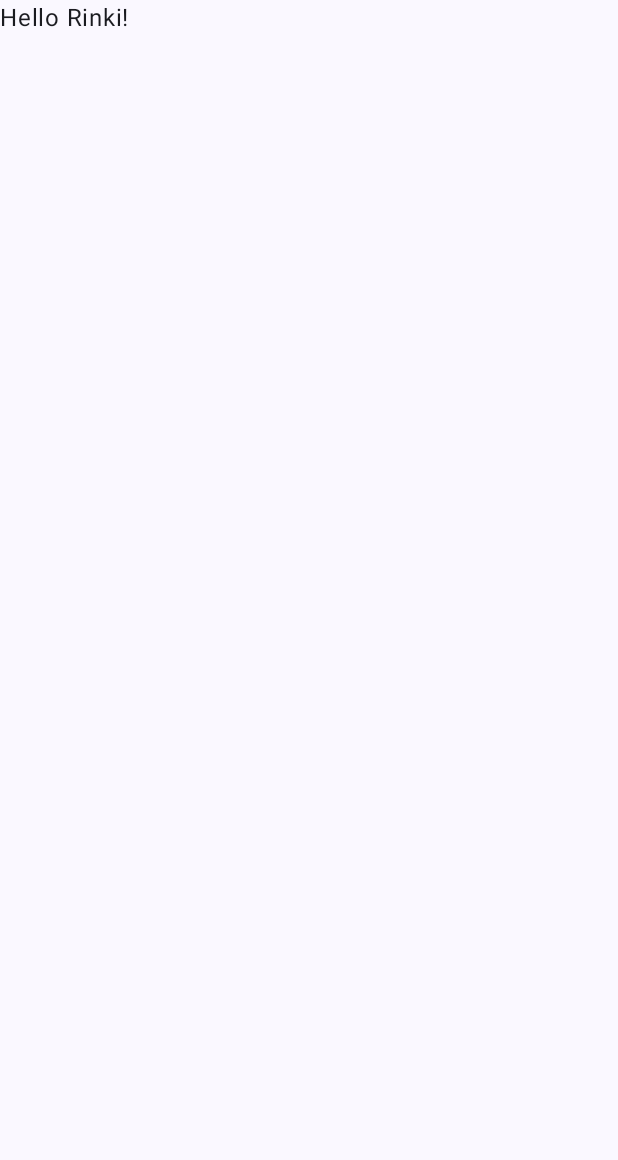
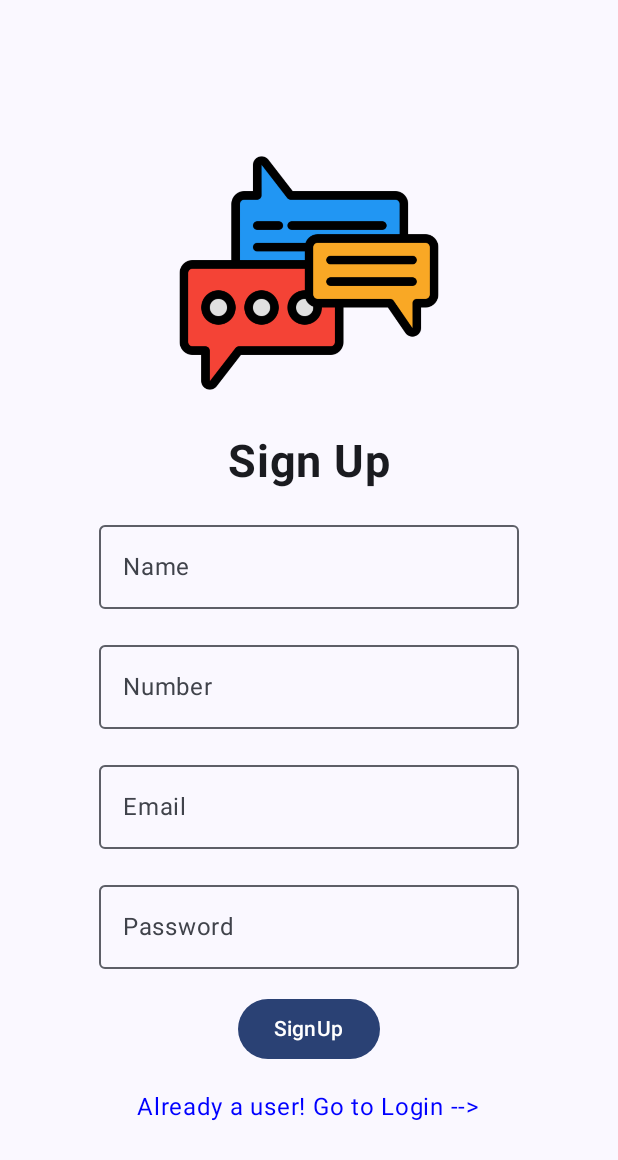
Before and after one commit to Algo-Master/Gal-Golpo, an Android app built with Jetpack Compose: the screen it shows after launch (MainActivity), on a phone screen of 412 x 824 dp. Before the commit the part shown is almost empty. Shown: the top 1160 px of the screen. Run offline under Robolectric (Android 15) with nearby library versions, the phone set to English and light mode, and no system bars; our stand-ins replace Dagger/Hilt's generated code.

```diff
--- a/app/build.gradle.kts
+++ b/app/build.gradle.kts
@@ -72,6 +72,7 @@ dependencies {
     // Dagger Hilt Dependencies
     implementation ("com.google.dagger:hilt-android:2.50")
     ksp ("com.google.dagger:hilt-compiler:2.50")
+    implementation ("androidx.hilt:hilt-navigation-compose:1.0.0")
 
     // For instrumentation tests
     androidTestImplementation  ("com.google.dagger:hilt-android-testing:2.50")
@@ -80,4 +81,8 @@ dependencies {
     // For local unit tests
     testImplementation ("com.google.dagger:hilt-android-testing:2.50")
     kspTest ("com.google.dagger:hilt-compiler:2.50")
+
+    // Navigation Controller
+    val nav_version = "2.7.6"
+    implementation ("androidx.navigation:navigation-compose:$nav_version")
 }
--- a/app/src/main/AndroidManifest.xml
+++ b/app/src/main/AndroidManifest.xml
@@ -8,6 +8,7 @@
         android:fullBackupContent="@xml/backup_rules"
         android:icon="@mipmap/ic_launcher"
         android:label="@string/app_name"
+        android:name=".GGApplication"
         android:roundIcon="@mipmap/ic_launcher_round"
         android:supportsRtl="true"
         android:theme="@style/Theme.GalGolpo"
--- a/app/src/main/java/com/example/galgolpo/GGApplication.kt
+++ b/app/src/main/java/com/example/galgolpo/GGApplication.kt
@@ -1,8 +1,7 @@
 package com.example.galgolpo
 
+import android.app.Application
 import dagger.hilt.android.HiltAndroidApp
 
 @HiltAndroidApp
-class GGApplication {
-
-}
+class GGApplication : Application()
--- /dev/null
+++ b/app/src/main/java/com/example/galgolpo/GGViewModel.kt
@@ -0,0 +1,10 @@
+package com.example.galgolpo
+
+import androidx.lifecycle.ViewModel
+import dagger.hilt.android.lifecycle.HiltViewModel
+import javax.inject.Inject
+
+@HiltViewModel
+class GGViewModel @Inject constructor(): ViewModel() {
+
+}
--- a/app/src/main/java/com/example/galgolpo/MainActivity.kt
+++ b/app/src/main/java/com/example/galgolpo/MainActivity.kt
@@ -4,14 +4,17 @@ import android.os.Bundle
 import androidx.activity.ComponentActivity
 import androidx.activity.compose.setContent
 import androidx.compose.foundation.layout.fillMaxSize
-import androidx.compose.foundation.lazy.LazyColumn
-import androidx.compose.foundation.lazy.items
 import androidx.compose.material3.MaterialTheme
 import androidx.compose.material3.Surface
-import androidx.compose.material3.Text
 import androidx.compose.runtime.Composable
 import androidx.compose.ui.Modifier
 import androidx.compose.ui.tooling.preview.Preview
+import androidx.hilt.navigation.compose.hiltViewModel
+import androidx.navigation.compose.NavHost
+import androidx.navigation.compose.composable
+import androidx.navigation.compose.rememberNavController
+import com.example.galgolpo.Screens.LoginPage
+import com.example.galgolpo.Screens.SignUpPage
 import com.example.galgolpo.ui.theme.GalGolpoTheme
 
 sealed class DestinationPage(var route : String) {
@@ -40,17 +43,24 @@ class MainActivity : ComponentActivity() {
                     modifier = Modifier.fillMaxSize(),
                     color = MaterialTheme.colorScheme.background
                 ) {
-                    Greeting(name = "Rinki")
+                    ChatAppNavigation()
                 }
             }
         }
     }
 }
+@Preview
+@Composable
+fun ChatAppNavigation() {
 
-@Composable
-fun Greeting(name: String, modifier: Modifier = Modifier) {
-    Text(
-        text = "Hello $name!",
-        modifier = modifier
-    )
+    val navController = rememberNavController()
+    var vm = hiltViewModel<GGViewModel>()
+    NavHost(navController = navController, startDestination = DestinationPage.Signup.route){
+        composable(DestinationPage.Signup.route) {
+            SignUpPage(navController, vm)
+        }
+        composable(DestinationPage.Login.route) {
+            LoginPage(navController, vm)
+        }
+    }
 }
--- a/app/src/main/java/com/example/galgolpo/Screens/LoginPage.kt
+++ b/app/src/main/java/com/example/galgolpo/Screens/LoginPage.kt
@@ -1,8 +1,14 @@
 package com.example.galgolpo.Screens
 
+import androidx.compose.foundation.background
+import androidx.compose.material3.Text
 import androidx.compose.runtime.Composable
+import androidx.compose.ui.Modifier
+import androidx.compose.ui.graphics.Color
+import androidx.navigation.NavController
+import com.example.galgolpo.GGViewModel
 
 @Composable
-fun LoginPage() {
-
+fun LoginPage(navController: NavController, vm : GGViewModel) {
+    Text(text = "Hi, This is the login page", modifier = Modifier.background(Color.Cyan))
 }
--- a/app/src/main/java/com/example/galgolpo/Screens/SignUpPage.kt
+++ b/app/src/main/java/com/example/galgolpo/Screens/SignUpPage.kt
@@ -1,8 +1,134 @@
 package com.example.galgolpo.Screens
 
+import androidx.compose.foundation.Image
+import androidx.compose.foundation.clickable
+import androidx.compose.foundation.layout.Box
+import androidx.compose.foundation.layout.Column
+import androidx.compose.foundation.layout.fillMaxSize
+import androidx.compose.foundation.layout.padding
+import androidx.compose.foundation.layout.width
+import androidx.compose.foundation.layout.wrapContentHeight
+import androidx.compose.foundation.rememberScrollState
+import androidx.compose.foundation.verticalScroll
+import androidx.compose.material3.Button
+import androidx.compose.material3.ExperimentalMaterial3Api
+import androidx.compose.material3.OutlinedTextField
+import androidx.compose.material3.Text
 import androidx.compose.runtime.Composable
+import androidx.compose.runtime.mutableStateOf
+import androidx.compose.runtime.remember
+import androidx.compose.ui.Alignment
+import androidx.compose.ui.Modifier
+import androidx.compose.ui.graphics.Color
+import androidx.compose.ui.modifier.modifierLocalConsumer
+import androidx.compose.ui.platform.LocalFocusManager
+import androidx.compose.ui.res.painterResource
+import androidx.compose.ui.text.font.FontFamily
+import androidx.compose.ui.text.font.FontWeight
+import androidx.compose.ui.text.input.TextFieldValue
+import androidx.compose.ui.tooling.preview.Preview
+import androidx.compose.ui.unit.dp
+import androidx.compose.ui.unit.sp
+import androidx.hilt.navigation.compose.hiltViewModel
+import androidx.navigation.NavController
+import androidx.navigation.compose.rememberNavController
+import com.example.galgolpo.DestinationPage
+import com.example.galgolpo.GGViewModel
+import com.example.galgolpo.R
+import com.example.galgolpo.navigateTo
 
+@OptIn(ExperimentalMaterial3Api::class)
 @Composable
-fun SignUpPage() {
+fun SignUpPage(navController: NavController, vm: GGViewModel) {
 
+    Box(modifier = Modifier.fillMaxSize()) {
+        Column (
+            modifier = Modifier
+                .fillMaxSize()
+                .wrapContentHeight()
+                .verticalScroll(rememberScrollState()),
+            horizontalAlignment = Alignment.CenterHorizontally
+        ) {
+            Image(
+                painter = painterResource(id = R.drawable.chat_balloon), contentDescription = null,
+                modifier = Modifier
+                    .width(200.dp)
+                    .padding(top = 16.dp)
+                    .padding(8.dp)
+            )
+            Text(
+                text = "Sign Up",
+                fontSize = 30.sp,
+                fontFamily = FontFamily.SansSerif,
+                fontWeight = FontWeight.Bold,
+                modifier = Modifier.padding(8.dp)
+            )
+            val nameState = remember {
+                mutableStateOf(TextFieldValue())
+            }
+            val numberState = remember {
+                mutableStateOf(TextFieldValue())
+            }
+            val emailState = remember {
+                mutableStateOf(TextFieldValue())
+            }
+            val passwordState = remember {
+                mutableStateOf(TextFieldValue())
+            }
+            val focus = LocalFocusManager.current
+            OutlinedTextField(
+                value = nameState.value,
+                onValueChange = {
+                    nameState.value = it
+                },
+                label = { Text(text = "Name") },
+                modifier = Modifier.padding(8.dp)
+            )
+            OutlinedTextField(
+                value = numberState.value,
+                onValueChange = {
+                    numberState.value = it
+                },
+                label = { Text(text = "Number") },
+                modifier = Modifier.padding(8.dp)
+            )
+            OutlinedTextField(
+                value = emailState.value,
+                onValueChange = {
+                    emailState.value = it
+                },
+                label = { Text(text = "Email") },
+                modifier = Modifier.padding(8.dp)
+            )
+            OutlinedTextField(
+                value = passwordState.value,
+                onValueChange = {
+                    passwordState.value = it
+                },
+                label = { Text(text = "Password") },
+                modifier = Modifier.padding(8.dp)
+            )
+            Button(onClick = { /*TODO*/ },
+                modifier = Modifier.padding(8.dp)
+            ) {
+                Text(text = "SignUp")
+            }
+
+            Text(text = "Already a user! Go to Login -->",
+                color = Color.Blue,
+                modifier = Modifier.padding(8.dp)
+                    .clickable {
+                        navigateTo(navController, DestinationPage.Login.route)
+                    }
+                )
+        }
+    }
 }
+
+@Preview
+@Composable
+fun previewSignUpPage() {
+    val vim = hiltViewModel<GGViewModel>()
+    var nc = rememberNavController()
+    SignUpPage(navController = nc, vm = vim)
+}
--- a/app/src/main/java/com/example/galgolpo/ui/theme/Color.kt
+++ b/app/src/main/java/com/example/galgolpo/ui/theme/Color.kt
@@ -9,3 +9,4 @@ val Pink80 = Color(0xFFEFB8C8)
 val Purple40 = Color(0xFF6650a4)
 val PurpleGrey40 = Color(0xFF625b71)
 val Pink40 = Color(0xFF7D5260)
+//val Blue = Color(0xFF02DBF7)
--- /dev/null
+++ b/app/src/main/java/com/example/galgolpo/util.kt
@@ -0,0 +1,10 @@
+package com.example.galgolpo
+
+import androidx.navigation.NavController
+
+fun navigateTo(navController: NavController, route : String) {
+    navController.navigate(route){
+        popUpTo(route)
+        launchSingleTop=true
+    }
+}
```
Also changed, not shown: app/src/main/res/drawable/chat_balloon.png (added).
